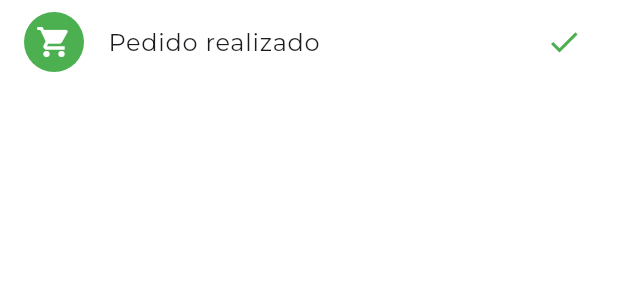
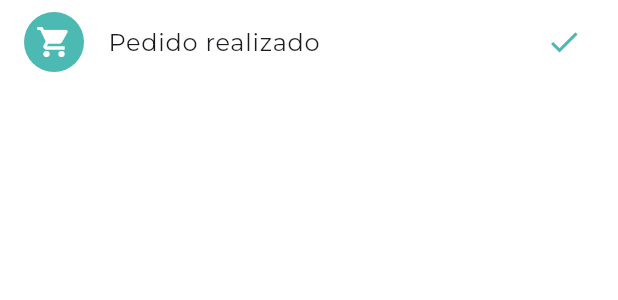
Before and after one commit to Korniev/Luzergia_solar_app, a Flutter app: the UpdateTile widget shown alone on an empty page, opened directly, on a phone screen of 412 x 824 dp. Shown: the top 300 px of the screen. Run offline on Flutter 3.47's test engine with Material 3 defaults, Android fonts, the phone set to English and light mode, and no system bars; our stand-ins replace adaptive_theme, google_fonts.

Commit message:
updated order_upd

```diff
--- a/lib/screens/order_updates.dart
+++ b/lib/screens/order_updates.dart
@@ -1,5 +1,7 @@
 import 'package:flutter/material.dart';
-import 'package:luzergia_solar_app/services/navigation_service.dart';
+import 'package:luzergia_solar_app/styles/app_styles.dart';
+import 'package:luzergia_solar_app/widgets/custom_appbar.dart';
+import 'package:luzergia_solar_app/widgets/custom_navigation_bar.dart';
 
 class OrderUpdatesScreen extends StatefulWidget {
   const OrderUpdatesScreen({Key? key}) : super(key: key);
@@ -15,22 +17,7 @@ class _OrderUpdatesScreenState extends State<OrderUpdatesScreen> {
   @override
   Widget build(BuildContext context) {
     return Scaffold(
-      appBar: AppBar(
-        backgroundColor: Colors.transparent,
-        elevation: 0,
-        leading: IconButton(
-          icon: const Icon(Icons.arrow_back, color: Colors.white),
-          onPressed: () {
-            Navigator.of(context).pop();
-          },
-        ),
-        flexibleSpace: Image.asset(
-          'lib/images/LOGOTIPO_LUZERGIA_horizontal.jpg',
-          fit: BoxFit.cover,
-          height: double.infinity,
-          width: double.infinity,
-        ),
-      ),
+      appBar: CustomAppBar(),
       body: ListView(
         padding: const EdgeInsets.symmetric(horizontal: 24.0, vertical: 48.0),
         children: [
@@ -102,11 +89,17 @@ class UpdateTile extends StatelessWidget {
   Widget build(BuildContext context) {
     return ListTile(
       leading: CircleAvatar(
-        backgroundColor: isActive ? Colors.green : Colors.grey,
+        backgroundColor: isActive ? AppStyles.pantone2 : Colors.grey,
         child: Icon(iconData, color: isActive ? Colors.white : Colors.black),
       ),
-      title: Text(title),
-      trailing: isActive ? const Icon(Icons.check, color: Colors.green) : null,
+      title: Text(
+        title,
+        style: TextStyle(
+          color: Theme.of(context).textTheme.bodyLarge?.color,
+        ),
+      ),
+      trailing:
+          isActive ? const Icon(Icons.check, color: AppStyles.pantone2) : null,
     );
   }
 }
```
